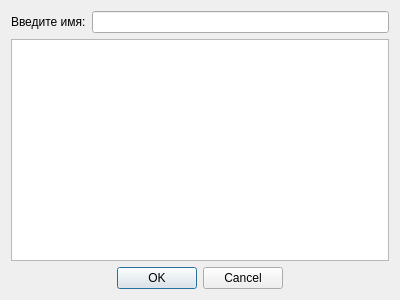
Old version of the form recordswindow.ui in the repository cruvar/FigureCollision.
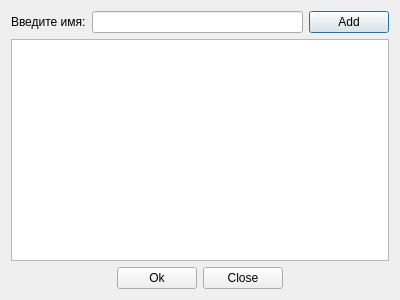
New version of the form.

Commit message:
Окно рекордов
Для отображения рекордов решил использовать таблицу. Настроил колонки,
поле ввода имени и кнопку добавления данных в таблицу(пока только имя)

What changed in the file:
```diff
--- a/recordswindow.ui
+++ b/recordswindow.ui
@@ -13,26 +13,74 @@
   <property name="windowTitle">
    <string>Dialog</string>
   </property>
-  <layout class="QGridLayout" name="gridLayout">
-   <item row="1" column="0" colspan="2">
+  <layout class="QVBoxLayout" name="verticalLayout">
+   <item>
+    <layout class="QHBoxLayout" name="horizontalLayout_2">
+     <item>
+      <widget class="QLabel" name="enter_Name_label">
+       <property name="text">
+        <string>Введите имя:</string>
+       </property>
+      </widget>
+     </item>
+     <item>
+      <widget class="QLineEdit" name="name_Edit"/>
+     </item>
+     <item>
+      <widget class="QPushButton" name="add_name_button">
+       <property name="text">
+        <string>Add</string>
+       </property>
+      </widget>
+     </item>
+    </layout>
+   </item>
+   <item>
     <widget class="QTableWidget" name="tableWidget"/>
    </item>
-   <item row="0" column="0">
-    <widget class="QLabel" name="enter_Name_label">
-     <property name="text">
-      <string>Введите имя:</string>
-     </property>
-    </widget>
-   </item>
-   <item row="0" column="1">
-    <widget class="QLineEdit" name="name_Edit"/>
-   </item>
-   <item row="2" column="0" colspan="2" alignment="Qt::AlignHCenter">
-    <widget class="QDialogButtonBox" name="buttonBox">
-     <property name="standardButtons">
-      <set>QDialogButtonBox::Cancel|QDialogButtonBox::Ok</set>
-     </property>
-    </widget>
+   <item>
+    <layout class="QHBoxLayout" name="horizontalLayout">
+     <item>
+      <spacer name="horizontalSpacer">
+       <property name="orientation">
+        <enum>Qt::Horizontal</enum>
+       </property>
+       <property name="sizeHint" stdset="0">
+        <size>
+         <width>40</width>
+         <height>20</height>
+        </size>
+       </property>
+      </spacer>
+     </item>
+     <item>
+      <widget class="QPushButton" name="ok_button">
+       <property name="text">
+        <string>Ok</string>
+       </property>
+      </widget>
+     </item>
+     <item>
+      <widget class="QPushButton" name="close_button">
+       <property name="text">
+        <string>Close</string>
+       </property>
+      </widget>
+     </item>
+     <item>
+      <spacer name="horizontalSpacer_2">
+       <property name="orientation">
+        <enum>Qt::Horizontal</enum>
+       </property>
+       <property name="sizeHint" stdset="0">
+        <size>
+         <width>40</width>
+         <height>20</height>
+        </size>
+       </property>
+      </spacer>
+     </item>
+    </layout>
    </item>
   </layout>
  </widget>
```
Left out of the diff: 35 changed lines with no effect on the pictures. The commit also changes 6 other files.
